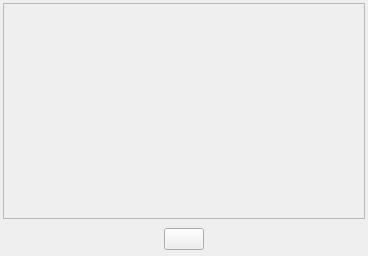
This is src/librssguard/gui/newspaperpreviewer.ui in martinrotter/rssguard as Qt 5 draws it before an edit. The edited form follows.
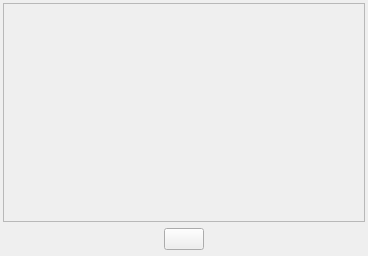
This is the edited form.

Commit message: Fix newspaper height for both variants - #284.

```diff
--- a/src/librssguard/gui/newspaperpreviewer.ui
+++ b/src/librssguard/gui/newspaperpreviewer.ui
@@ -37,7 +37,7 @@
         <x>0</x>
         <y>0</y>
         <width>360</width>
-        <height>213</height>
+        <height>216</height>
        </rect>
       </property>
       <layout class="QVBoxLayout" name="m_layout">
@@ -77,7 +77,7 @@
        <number>3</number>
       </property>
       <property name="topMargin">
-       <number>3</number>
+       <number>0</number>
       </property>
       <property name="rightMargin">
        <number>3</number>
```
The commit also changes 14 other files.
